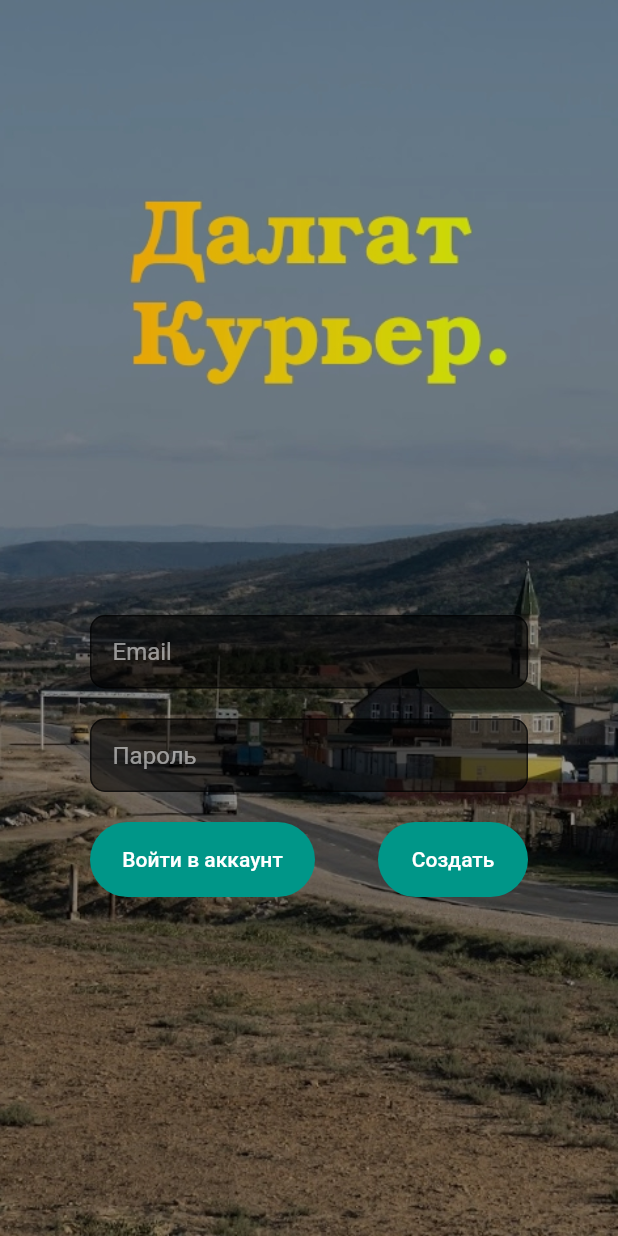
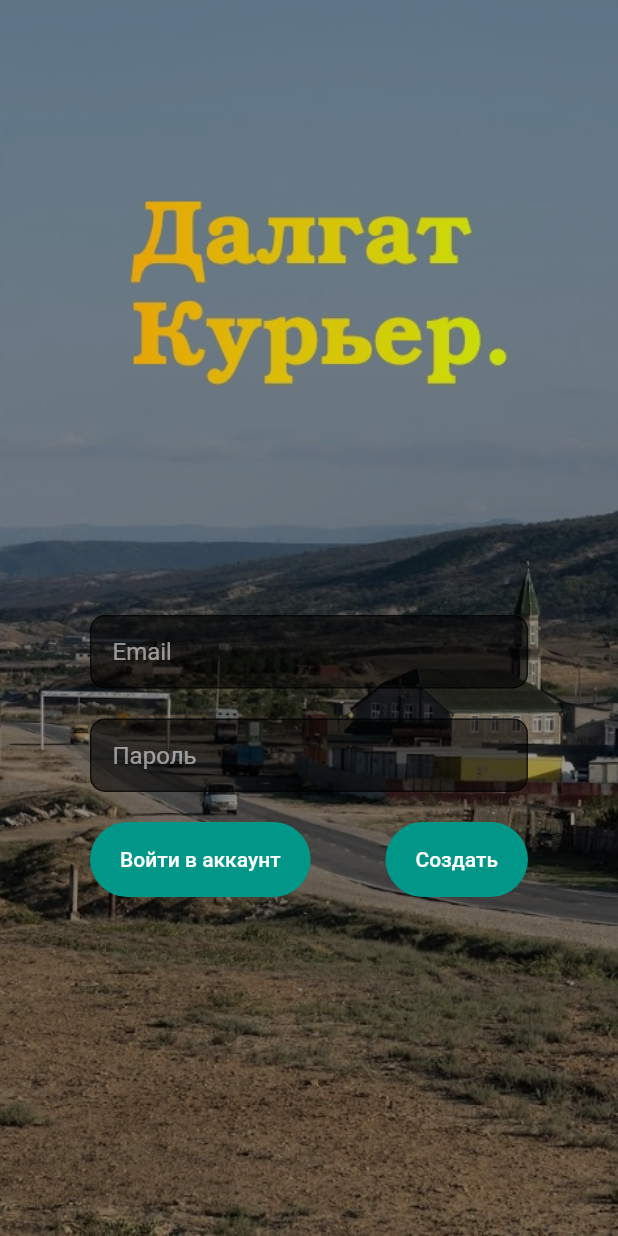
Before and after one commit to real-marshal/dalgat_courier, a Flutter app: the screen it shows after launch, in the side drawer, after a tap on "Войти / Создать аккаунт", on a phone screen of 412 x 824 dp. Run offline on Flutter 3.47's test engine with Material 2 defaults, Android fonts, the phone set to English and light mode, and no system bars; our stand-ins replace cloud_firestore, firebase_auth, rxdart; missing offline and left inert: enum_to_string; accounts and stored records are empty.

Commit message:
[change] refactoring

```diff
--- a/lib/blocs/cart_bloc.dart
+++ b/lib/blocs/cart_bloc.dart
@@ -18,7 +18,6 @@ class CartBloc {
   void addProduct(Product product, int number) {
     _cart.addProduct(product, number);
     _cartBS.add(_cart);
-    print(_cart.numberOfProducts);
   }
 
   void removeProduct(Product product) {
--- a/lib/models/user.dart
+++ b/lib/models/user.dart
@@ -1,7 +1,7 @@
 import 'package:dalgat_courier/services/db_service.dart';
 import 'package:enum_to_string/enum_to_string.dart';
 
-class User extends DBModel {
+class User implements DBModel {
   String get collectionName => 'users';
 
   final String id;
@@ -13,9 +13,10 @@ class User extends DBModel {
   @override
   User fromMap(Map<String, dynamic> map) {
     return User(
-        id: map[id],
-        email: map['email'],
-        role: EnumToString.fromString(Role.values, map['role']));
+      id: map[id],
+      email: map['email'],
+      role: EnumToString.fromString(Role.values, map['role']),
+    );
   }
 
   @override
--- /dev/null
+++ b/lib/ui/common/app_button.dart
@@ -0,0 +1,26 @@
+import 'package:flutter/material.dart';
+
+class AppButton extends StatelessWidget {
+  final String text;
+  final Function onPressed;
+
+  AppButton(this.text, {this.onPressed});
+
+  @override
+  Widget build(BuildContext context) {
+    return SizedBox(
+      height: 50,
+      child: FlatButton(
+        padding: EdgeInsets.symmetric(horizontal: 20),
+        color: Colors.teal,
+        shape: new RoundedRectangleBorder(
+            borderRadius: new BorderRadius.circular(25.0)),
+        child: Text(
+          text,
+          style: TextStyle(color: Theme.of(context).accentColor),
+        ),
+        onPressed: onPressed,
+      ),
+    );
+  }
+}
--- /dev/null
+++ b/lib/ui/common/app_text_field.dart
@@ -0,0 +1,31 @@
+import 'package:flutter/material.dart';
+
+class AppTextField extends StatelessWidget {
+  final String hintText;
+  final Function(String) onChanged;
+
+  AppTextField({this.hintText, this.onChanged});
+
+  @override
+  Widget build(BuildContext context) {
+    return Padding(
+      padding: EdgeInsets.all(10),
+      child: TextFormField(
+        style: TextStyle(color: Theme.of(context).accentColor),
+        decoration: InputDecoration(
+          hintText: hintText,
+          hintStyle: TextStyle(color: Colors.white54),
+          fillColor: Colors.black54,
+          filled: true,
+          contentPadding: EdgeInsets.all(15),
+          border: new OutlineInputBorder(
+            borderRadius: const BorderRadius.all(
+              const Radius.circular(10.0),
+            ),
+          ),
+        ),
+        onChanged: onChanged,
+      ),
+    );
+  }
+}
--- a/lib/ui/screens/auth/auth_screen.dart
+++ b/lib/ui/screens/auth/auth_screen.dart
@@ -1,5 +1,7 @@
 import 'package:dalgat_courier/blocs/user_bloc.dart';
 import 'package:dalgat_courier/services/auth_service.dart';
+import 'package:dalgat_courier/ui/common/app_button.dart';
+import 'package:dalgat_courier/ui/common/app_text_field.dart';
 import 'package:flutter/material.dart';
 import 'package:provider/provider.dart';
 
@@ -16,37 +18,30 @@ class AuthScreenState extends State<AuthScreen> {
   String error = '';
   bool isLoading = false;
 
-  void _register(UserBloc userBloc) async {
+  void _auth(UserBloc userBloc, bool isRegister) async {
     try {
       if (email.isEmpty) throw AuthException('email пуст');
       if (password.isEmpty) throw AuthException('пароль пуст');
 
       setState(() => isLoading = true);
-      await userBloc.register(email, password);
+
+      isRegister
+          ? await userBloc.register(email, password)
+          : await userBloc.signIn(email, password);
+
       Navigator.pop(context);
     } catch (err) {
       setState(() {
-        error = 'Ошибка регистрации: ${err.message}';
+        error =
+            'Ошибка ${isRegister ? 'регистрации' : 'входа'}: ${err.message}';
         isLoading = false;
       });
     }
   }
 
-  void _signIn(UserBloc userBloc) async {
-    try {
-      if (email.isEmpty) throw AuthException('email пуст');
-      if (password.isEmpty) throw AuthException('пароль пуст');
+  void _register(UserBloc userBloc) async => _auth(userBloc, true);
 
-      setState(() => isLoading = true);
-      await userBloc.signIn(email, password);
-      Navigator.pop(context);
-    } on AuthException catch (err) {
-      setState(() {
-        error = 'Ошибка входа: ${err.message}';
-        isLoading = false;
-      });
-    }
-  }
+  void _signIn(UserBloc userBloc) async => _auth(userBloc, false);
 
   @override
   Widget build(BuildContext context) {
@@ -67,82 +62,23 @@ class AuthScreenState extends State<AuthScreen> {
               child: Form(
                 child: Column(
                   children: <Widget>[
-                    Padding(
-                      padding: EdgeInsets.all(10),
-                      child: TextFormField(
-                        style: TextStyle(color: Theme.of(context).accentColor),
-                        decoration: InputDecoration(
-                          hintText: 'Email',
-                          hintStyle: TextStyle(color: Colors.white54),
-                          fillColor: Colors.black54,
-                          filled: true,
-                          contentPadding: EdgeInsets.all(15),
-                          border: new OutlineInputBorder(
-                            borderRadius: const BorderRadius.all(
-                              const Radius.circular(10.0),
-                            ),
-                          ),
-                        ),
-                        onChanged: (value) => setState(() => email = value),
-                      ),
+                    AppTextField(
+                      hintText: 'Email',
+                      onChanged: (value) => setState(() => email = value),
                     ),
-                    Padding(
-                      padding: EdgeInsets.all(10),
-                      child: TextFormField(
-                        obscureText: true,
-                        style: TextStyle(color: Theme.of(context).accentColor),
-                        decoration: InputDecoration(
-                          hintText: 'Пароль',
-                          hintStyle: TextStyle(color: Colors.white54),
-                          fillColor: Colors.black54,
-                          filled: true,
-                          contentPadding: EdgeInsets.all(15),
-                          border: new OutlineInputBorder(
-                            borderRadius: const BorderRadius.all(
-                              const Radius.circular(10.0),
-                            ),
-                          ),
-                        ),
-                        onChanged: (value) => setState(() => password = value),
-                      ),
+                    AppTextField(
+                      hintText: 'Пароль',
+                      onChanged: (value) => setState(() => password = value),
                     ),
                     Padding(
                       padding: EdgeInsets.all(10),
                       child: Row(
                         mainAxisAlignment: MainAxisAlignment.spaceBetween,
                         children: <Widget>[
-                          SizedBox(
-                            width: 150,
-                            height: 50,
-                            child: FlatButton(
-                              color: Colors.teal,
-                              shape: new RoundedRectangleBorder(
-                                  borderRadius:
-                                      new BorderRadius.circular(25.0)),
-                              child: Text(
-                                'Войти в аккаунт',
-                                style: TextStyle(
-                                    color: Theme.of(context).accentColor),
-                              ),
-                              onPressed: () => _signIn(userBloc),
-                            ),
-                          ),
-                          SizedBox(
-                            width: 100,
-                            height: 50,
-                            child: FlatButton(
-                              color: Colors.teal,
-                              shape: new RoundedRectangleBorder(
-                                  borderRadius:
-                                      new BorderRadius.circular(25.0)),
-                              child: Text(
-                                'Создать',
-                                style: TextStyle(
-                                    color: Theme.of(context).accentColor),
-                              ),
-                              onPressed: () => _register(userBloc),
-                            ),
-                          ),
+                          AppButton('Войти в аккаунт',
+                              onPressed: () => _signIn(userBloc)),
+                          AppButton('Создать',
+                              onPressed: () => _register(userBloc)),
                         ],
                       ),
                     ),
```
Also changed, not shown: lib/ui/screens/products/product_add_controls.dart (renamed from lib/ui/screens/products/product_add.dart, +4 -4 lines), lib/ui/screens/products/product_dialog.dart (+4 -13 lines), lib/ui/screens/products/product_image.dart (added, +34 -0 lines), lib/ui/screens/products/products_screen.dart (+30 -28 lines), lib/ui/common/app_drawer.dart (renamed from lib/ui/app_drawer.dart).
